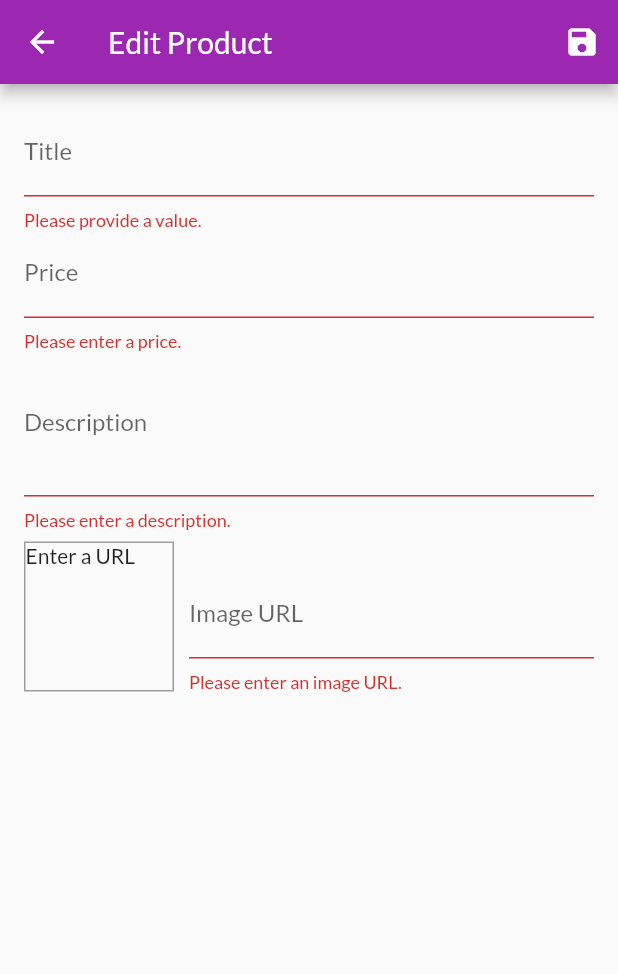
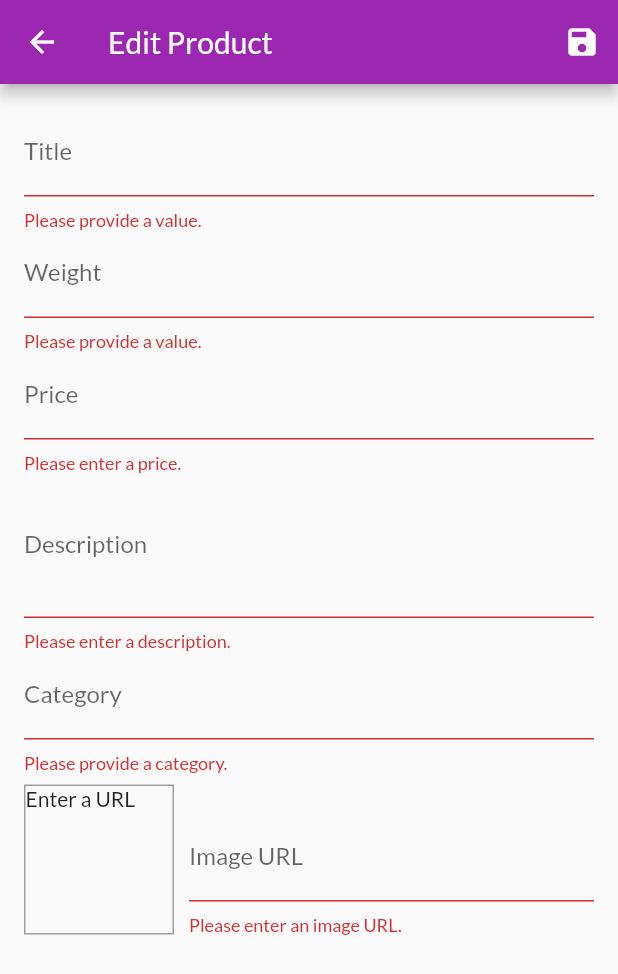
Before and after one commit to bala151187/bestfit, a Flutter app: the EditProductScreen screen opened by its route, after a tap on the "save" icon, on a phone screen of 412 x 824 dp. Shown: the top 974 px of the screen. Run offline on Flutter 3.47's test engine with Material 2 defaults, Android fonts, the phone set to English and light mode, and no system bars; our stand-ins replace flutter_signin_button, fluttertoast, googleapis_auth, shared_preferences; missing offline and left inert: flutter_facebook_login, flutter_mailer, razorpay_flutter; accounts and stored records are empty; project files that could hold a hidden picture were left out; key blocks and very long unbroken strings in the code were emptied for the run.

Commit message:
Added weight and type

```diff
--- a/myshop/lib/providers/cart.dart
+++ b/myshop/lib/providers/cart.dart
@@ -3,12 +3,14 @@ import 'package:flutter/foundation.dart';
 class CartItem {
   final String id;
   final String title;
+  final String weight;
   final int quantity;
   final double price;
 
   CartItem({
     @required this.id,
     @required this.title,
+    this.weight,
     @required this.quantity,
     @required this.price,
   });
@@ -46,6 +48,7 @@ class Cart with ChangeNotifier {
           (existingItem) => CartItem(
                 id: existingItem.id,
                 title: existingItem.title,
+                weight: existingItem.weight,
                 price: existingItem.price,
                 quantity: existingItem.quantity + 1,
               ));
@@ -56,6 +59,7 @@ class Cart with ChangeNotifier {
           (existingItem) => CartItem(
                 id: existingItem.id,
                 title: existingItem.title,
+                weight: existingItem.weight,
                 price: existingItem.price,
                 quantity: existingItem.quantity - 1,
               ));
@@ -63,13 +67,14 @@ class Cart with ChangeNotifier {
     }
   }
 
-  void addItem(String productId, double price, String title) {
+  void addItem(String productId, double price, String title, String weight) {
     if (_items.containsKey(productId)) {
       _items.update(
           productId,
           (existingItem) => CartItem(
                 id: existingItem.id,
                 title: existingItem.title,
+                weight: existingItem.weight,
                 price: existingItem.price,
                 quantity: existingItem.quantity,
               ));
@@ -79,6 +84,7 @@ class Cart with ChangeNotifier {
           () => CartItem(
                 id: DateTime.now().toString(),
                 title: title,
+                weight: weight,
                 price: price,
                 quantity: 1,
               ));
@@ -103,6 +109,7 @@ class Cart with ChangeNotifier {
           (existingCartItem) => CartItem(
                 id: existingCartItem.id,
                 title: existingCartItem.title,
+                weight: existingCartItem.weight,
                 price: existingCartItem.price,
                 quantity: existingCartItem.quantity - 1,
               ));
--- a/myshop/lib/providers/products.dart
+++ b/myshop/lib/providers/products.dart
@@ -6,7 +6,9 @@ import 'package:http/http.dart' as http;
 class Product with ChangeNotifier {
   final String id;
   final String title;
+  final String weight;
   final String description;
+  final String type;
   final double price;
   final String imageUrl;
   bool isFavorite;
@@ -14,7 +16,9 @@ class Product with ChangeNotifier {
   Product({
     @required this.id,
     @required this.title,
+    this.weight,
     @required this.description,
+    this.type,
     @required this.price,
     @required this.imageUrl,
     this.isFavorite = false,
--- a/myshop/lib/providers/products_provider.dart
+++ b/myshop/lib/providers/products_provider.dart
@@ -85,7 +85,9 @@ class ProductsProvider with ChangeNotifier {
         loadedProducts.add(Product(
           id: prodId,
           title: prodData['title'],
+          weight: prodData['weight'],
           description: prodData['description'],
+          type: prodData['type'],
           price: prodData['price'],
           isFavorite: favoriteData == null ? false : favoriteData[prodId] ?? false,
           imageUrl: prodData['imageUrl'],
@@ -105,7 +107,9 @@ class ProductsProvider with ChangeNotifier {
         url,
         body: json.encode({
           'title': product.title,
+          'weight': product.weight,
           'description': product.description,
+          'type': product.type,
           'imageUrl': product.imageUrl,
           'price': product.price,
         }),
@@ -153,7 +157,9 @@ class ProductsProvider with ChangeNotifier {
         body: json.encode(
           {
             'title': newProduct.title,
+            'weight': newProduct.weight,
             'description': newProduct.description,
+            'type': newProduct.type,
             'imageUrl': newProduct.imageUrl,
             'price': newProduct.price
           },
--- a/myshop/lib/screens/cart_screen.dart
+++ b/myshop/lib/screens/cart_screen.dart
@@ -65,6 +65,7 @@ class _CartScreenState extends State<CartScreen> {
               itemBuilder: (ctx, index) => CartItem(
                 cart.items.values.toList()[index].id,
                 cart.items.keys.toList()[index],
+                cart.items.values.toList()[index].weight,
                 cart.items.values.toList()[index].price,
                 cart.items.values.toList()[index].quantity,
                 cart.items.values.toList()[index].title,
--- a/myshop/lib/screens/edit_product_screen.dart
+++ b/myshop/lib/screens/edit_product_screen.dart
@@ -13,6 +13,8 @@ class EditProductScreen extends StatefulWidget {
 
 class _EditProductScreenState extends State<EditProductScreen> {
   final _priceFocusNode = FocusNode();
+  final _weightFocusNode = FocusNode();
+  final _typeFocusNode = FocusNode();
   final _descriptionFocusNode = FocusNode();
   final _imageUrlController = TextEditingController();
   final _imageUrlFocusNode = FocusNode();
@@ -23,11 +25,12 @@ class _EditProductScreenState extends State<EditProductScreen> {
     price: 0,
     description: '',
     imageUrl: '',
-
   );
   var _initValues = {
     'title': '',
+    'weight': '',
     'description': '',
+    'type': '',
     'price': '',
     'imageUrl': '',
   };
@@ -45,11 +48,13 @@ class _EditProductScreenState extends State<EditProductScreen> {
     if (_isInit) {
       final productId = ModalRoute.of(context).settings.arguments as String;
       if (productId != null) {
-        _editedProduct =
-            Provider.of<ProductsProvider>(context, listen: false).findById(productId);
+        _editedProduct = Provider.of<ProductsProvider>(context, listen: false)
+            .findById(productId);
         _initValues = {
           'title': _editedProduct.title,
+          'weight': _editedProduct.weight,
           'description': _editedProduct.description,
+          'type': _editedProduct.type,
           'price': _editedProduct.price.toString(),
           // 'imageUrl': _editedProduct.imageUrl,
           'imageUrl': '',
@@ -65,6 +70,8 @@ class _EditProductScreenState extends State<EditProductScreen> {
   void dispose() {
     _imageUrlFocusNode.removeListener(_updateImageUrl);
     _priceFocusNode.dispose();
+    _weightFocusNode.dispose();
+    _typeFocusNode.dispose();
     _descriptionFocusNode.dispose();
     _imageUrlController.dispose();
     _imageUrlFocusNode.dispose();
@@ -158,6 +165,31 @@ class _EditProductScreenState extends State<EditProductScreen> {
                       decoration: InputDecoration(labelText: 'Title'),
                       textInputAction: TextInputAction.next,
                       onFieldSubmitted: (_) {
+                        FocusScope.of(context).requestFocus(_weightFocusNode);
+                      },
+                      validator: (value) {
+                        if (value.isEmpty) {
+                          return 'Please provide a value.';
+                        }
+                        return null;
+                      },
+                      onSaved: (value) {
+                        _editedProduct = Product(
+                            title: value,
+                            weight: _editedProduct.weight,
+                            price: _editedProduct.price,
+                            description: _editedProduct.description,
+                            type: _editedProduct.type,
+                            imageUrl: _editedProduct.imageUrl,
+                            id: _editedProduct.id,
+                            isFavorite: _editedProduct.isFavorite);
+                      },
+                    ),
+                    TextFormField(
+                      initialValue: _initValues['weight'],
+                      decoration: InputDecoration(labelText: 'Weight'),
+                      textInputAction: TextInputAction.next,
+                      onFieldSubmitted: (_) {
                         FocusScope.of(context).requestFocus(_priceFocusNode);
                       },
                       validator: (value) {
@@ -168,9 +200,11 @@ class _EditProductScreenState extends State<EditProductScreen> {
                       },
                       onSaved: (value) {
                         _editedProduct = Product(
-                            title: value,
+                            title: _editedProduct.title,
+                            weight: value,
                             price: _editedProduct.price,
                             description: _editedProduct.description,
+                            type: _editedProduct.type,
                             imageUrl: _editedProduct.imageUrl,
                             id: _editedProduct.id,
                             isFavorite: _editedProduct.isFavorite);
@@ -201,8 +235,10 @@ class _EditProductScreenState extends State<EditProductScreen> {
                       onSaved: (value) {
                         _editedProduct = Product(
                             title: _editedProduct.title,
+                            weight: _editedProduct.weight,
                             price: double.parse(value),
                             description: _editedProduct.description,
+                            type: _editedProduct.type,
                             imageUrl: _editedProduct.imageUrl,
                             id: _editedProduct.id,
                             isFavorite: _editedProduct.isFavorite);
@@ -213,7 +249,7 @@ class _EditProductScreenState extends State<EditProductScreen> {
                       decoration: InputDecoration(labelText: 'Description'),
                       maxLines: 3,
                       keyboardType: TextInputType.multiline,
-                      focusNode: _descriptionFocusNode,
+                      focusNode: _typeFocusNode,
                       validator: (value) {
                         if (value.isEmpty) {
                           return 'Please enter a description.';
@@ -226,12 +262,39 @@ class _EditProductScreenState extends State<EditProductScreen> {
                       onSaved: (value) {
                         _editedProduct = Product(
                           title: _editedProduct.title,
+                          weight: _editedProduct.weight,
                           price: _editedProduct.price,
                           description: value,
+                          type: _editedProduct.type,
                           imageUrl: _editedProduct.imageUrl,
                           id: _editedProduct.id,
                           isFavorite: _editedProduct.isFavorite,
                         );
+                      },
+                    ),
+                      TextFormField(
+                      initialValue: _initValues['type'],
+                      decoration: InputDecoration(labelText: 'Category'),
+                      textInputAction: TextInputAction.next,
+                      onFieldSubmitted: (_) {
+                        FocusScope.of(context).requestFocus(_typeFocusNode);
+                      },
+                      validator: (value) {
+                        if (value.isEmpty) {
+                          return 'Please provide a category.';
+                        }
+                        return null;
+                      },
+                      onSaved: (value) {
+                        _editedProduct = Product(
+                            title: _editedProduct.title,
+                            weight: _editedProduct.weight,
+                            price: _editedProduct.price,
+                            description: _editedProduct.description,
+                            type: value,
+                            imageUrl: _editedProduct.imageUrl,
+                            id: _editedProduct.id,
+                            isFavorite: _editedProduct.isFavorite);
                       },
                     ),
                     Row(
@@ -287,8 +350,10 @@ class _EditProductScreenState extends State<EditProductScreen> {
                             onSaved: (value) {
                               _editedProduct = Product(
                                 title: _editedProduct.title,
+                                weight: _editedProduct.weight,
                                 price: _editedProduct.price,
                                 description: _editedProduct.description,
+                                type: _editedProduct.type,
                                 imageUrl: value,
                                 id: _editedProduct.id,
                                 isFavorite: _editedProduct.isFavorite,
--- a/myshop/lib/widgets/cart_item.dart
+++ b/myshop/lib/widgets/cart_item.dart
@@ -6,6 +6,7 @@ import '../providers/cart.dart';
 class CartItem extends StatefulWidget {
   final String id;
   final String productId;
+  final String weight;
   final double price;
   final String title;
   final int quantity;
@@ -13,6 +14,7 @@ class CartItem extends StatefulWidget {
   CartItem(
     this.id,
     this.productId,
+    this.weight,
     this.price,
     this.quantity,
     this.title,
@@ -84,7 +86,11 @@ class _CartItemState extends State<CartItem> {
             ),
             title: Padding(
               padding: EdgeInsets.all(5),
-              child: Text(widget.title),
+              child: Row(children: <Widget>[
+                Text(widget.title),
+                Text(widget.weight),
+              ],),
+              // child: Text(widget.title),
             ),
             subtitle: Text(
               'Total: \$${(widget.price * _itemCount).toStringAsFixed(2)}',
--- a/myshop/lib/widgets/product_item.dart
+++ b/myshop/lib/widgets/product_item.dart
@@ -33,6 +33,7 @@ class ProductItem extends StatelessWidget {
             fit: BoxFit.cover,
           ),
         ),
+        header: Text(product.weight),
         footer: GridTileBar(
           backgroundColor: Colors.black87,
           leading: Consumer<Product>(
@@ -58,7 +59,7 @@ class ProductItem extends StatelessWidget {
               Icons.shopping_cart,
             ),
             onPressed: () {
-              cart.addItem(product.id, product.price, product.title);
+              cart.addItem(product.id, product.price, product.title, product.weight);
               Scaffold.of(context).hideCurrentSnackBar();
               Scaffold.of(context).showSnackBar(
                 SnackBar(
```
Lines whose indentation alone changed are shown as unchanged.
